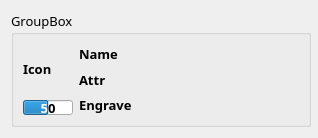
First picture: the form in Profile/ui/acc_widget.ui, repository Wseop/Qt_LoaTools, before the edit.
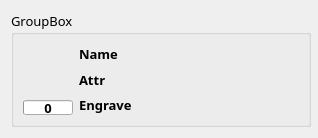
Second picture: the form after the edit.

Patch:
```diff
--- a/Profile/ui/acc_widget.ui
+++ b/Profile/ui/acc_widget.ui
@@ -74,7 +74,7 @@
            </font>
           </property>
           <property name="text">
-           <string>Icon</string>
+           <string/>
           </property>
          </widget>
         </item>
@@ -100,7 +100,7 @@
            </font>
           </property>
           <property name="value">
-           <number>50</number>
+           <number>0</number>
           </property>
           <property name="alignment">
            <set>Qt::AlignCenter</set>
```
